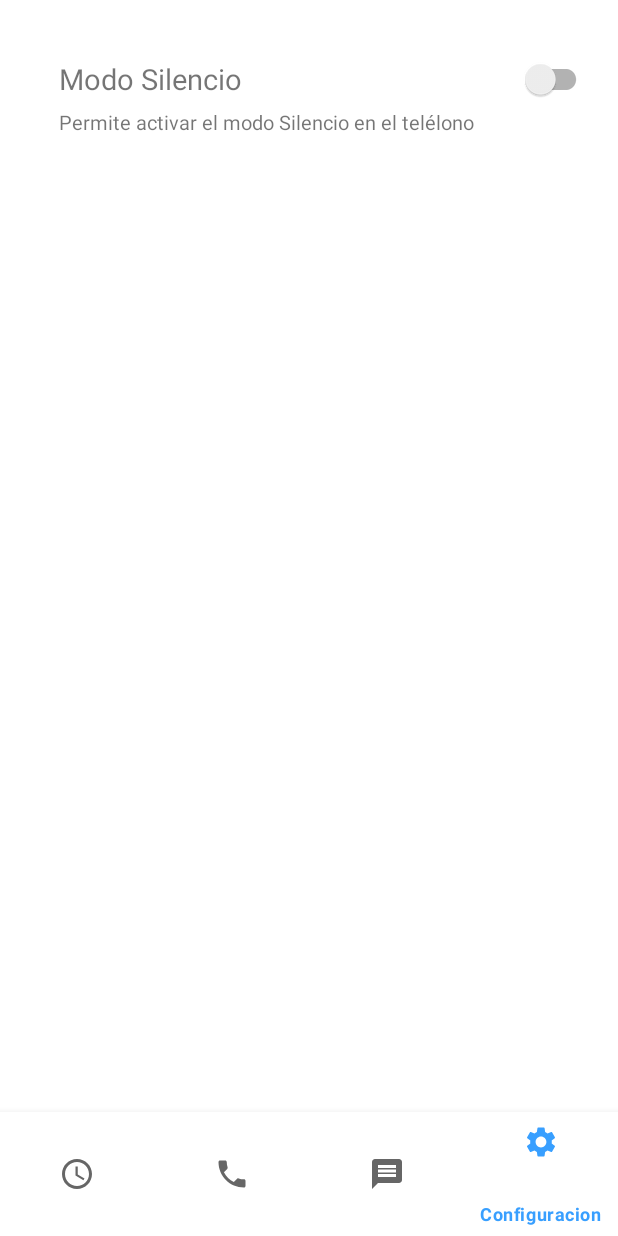
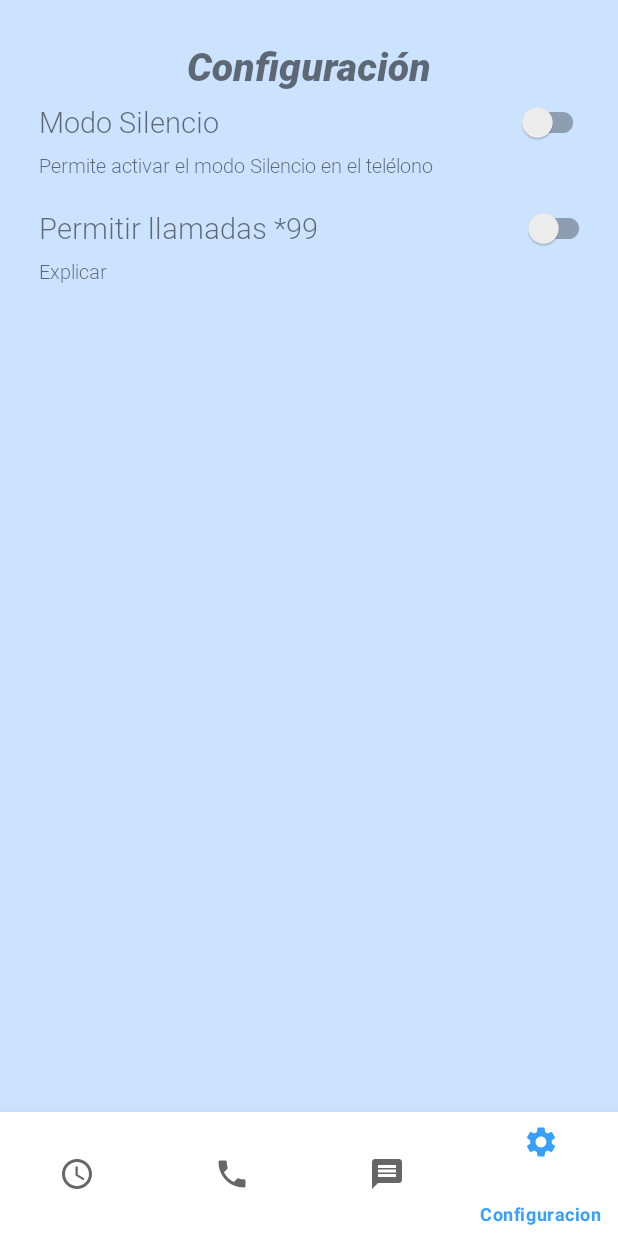
Before and after one commit to AndryCU/CallTimer, an Android app: the SettingsFragment screen opened through its navigation route, on a phone screen of 412 x 824 dp. Run offline under Robolectric (Android 15) with nearby library versions, the phone set to English and light mode, and no system bars; our stand-ins replace Dagger/Hilt's generated code, Room's generated code, navigation-ui, sdp/ssp sizes; 1 statement that could not run was skipped.

Commit message:
update UI

```diff
--- a/app/src/main/java/com/andrydev/calltimer/view/dialogs/DialogSMS.kt
+++ b/app/src/main/java/com/andrydev/calltimer/view/dialogs/DialogSMS.kt
@@ -58,7 +58,7 @@ class DialogSMS @Inject constructor(
             i.type= ContactsContract.CommonDataKinds.Phone.CONTENT_TYPE
             responseActivytiContact.launch(i)
         }
-        view.findViewById<ImageButton>(R.id.saveButtomDialog).setOnClickListener {
+        view.findViewById<TextView>(R.id.saveButtomDialog).setOnClickListener {
             val messagetext=view.findViewById<EditText>(R.id.editTextSMSDialog).text.toString()
             if (messagetext.isNotEmpty()) {
                 CoroutineScope(Dispatchers.IO).launch {
@@ -70,7 +70,7 @@ class DialogSMS @Inject constructor(
             }
         }
 
-        view.findViewById<ImageButton>(R.id.cancelButtonDialog).setOnClickListener {
+        view.findViewById<TextView>(R.id.cancelButtonDialog).setOnClickListener {
             dismiss()
         }
 
--- a/app/src/main/res/layout/fragment_settings.xml
+++ b/app/src/main/res/layout/fragment_settings.xml
@@ -3,6 +3,7 @@
     xmlns:tools="http://schemas.android.com/tools"
     android:layout_width="match_parent"
     android:layout_height="match_parent"
+    android:background="#cce3ff"
     xmlns:app="http://schemas.android.com/apk/res-auto"
     tools:context=".view.fragments.SettingsFragment">
 
@@ -11,21 +12,33 @@
         android:layout_height="match_parent">
 
         <TextView
+            android:fontFamily="@font/robotoblackitalic"
+            android:id="@+id/textView3"
+            android:layout_width="wrap_content"
+            android:layout_height="wrap_content"
+            android:layout_marginTop="@dimen/_20sdp"
+            android:text="Configuración"
+            android:textSize="@dimen/_20ssp"
+            app:layout_constraintEnd_toEndOf="parent"
+            app:layout_constraintStart_toStartOf="parent"
+            app:layout_constraintTop_toTopOf="parent" />
+
+        <TextView
+            android:fontFamily="@font/robotolight"
             android:id="@+id/textView2"
             android:layout_width="wrap_content"
             android:layout_height="wrap_content"
-            android:layout_margin="@dimen/_30sdp"
+            android:layout_marginTop="@dimen/_5sdp"
+            android:layout_marginStart="@dimen/_20sdp"
             android:text="Modo Silencio"
             android:textSize="@dimen/_15ssp"
             app:layout_constraintStart_toStartOf="parent"
-            app:layout_constraintTop_toTopOf="parent" />
+            app:layout_constraintTop_toBottomOf="@+id/textView3" />
 
         <androidx.appcompat.widget.SwitchCompat
             android:checked="false"
             android:id="@+id/spinnermode"
             android:focusable="false"
-            android:textOn="Activado"
-            android:textOff="Desactivado"
             app:layout_constraintEnd_toEndOf="parent"
             app:layout_constraintHorizontal_bias="0.9"
             android:layout_width="wrap_content"
@@ -36,13 +49,47 @@
             app:layout_constraintTop_toTopOf="@+id/textView2" />
 
         <TextView
-            android:layout_marginTop="@dimen/_5sdp"
-            android:textSize="@dimen/_10ssp"
+            android:fontFamily="@font/robotolight"
+            android:id="@+id/textView4"
             android:layout_width="wrap_content"
             android:layout_height="wrap_content"
+            android:layout_marginTop="@dimen/_5sdp"
             android:text="Permite activar el modo Silencio en el telélono"
+            android:textSize="@dimen/_10ssp"
             app:layout_constraintStart_toStartOf="@+id/textView2"
             app:layout_constraintTop_toBottomOf="@+id/textView2" />
+
+        <TextView
+            android:fontFamily="@font/robotolight"
+            android:id="@+id/textView5"
+            android:layout_width="wrap_content"
+            android:layout_height="wrap_content"
+            android:layout_marginStart="@dimen/_20sdp"
+            android:layout_marginTop="@dimen/_15sdp"
+            android:text="Permitir llamadas *99"
+            android:textSize="@dimen/_15ssp"
+            app:layout_constraintStart_toStartOf="parent"
+            app:layout_constraintTop_toBottomOf="@+id/textView4" />
+
+        <TextView
+            android:fontFamily="@font/robotolight"
+            android:layout_marginTop="@dimen/_5sdp"
+            app:layout_constraintStart_toStartOf="parent"
+            android:layout_marginStart="@dimen/_20sdp"
+            android:layout_width="wrap_content"
+            android:layout_height="wrap_content"
+            android:text="Explicar"
+            android:textSize="@dimen/_10ssp"
+            app:layout_constraintTop_toBottomOf="@+id/textView5" />
+
+        <androidx.appcompat.widget.SwitchCompat
+            app:layout_constraintHorizontal_bias="0.9"
+            android:layout_width="wrap_content"
+            android:layout_height="wrap_content"
+            app:layout_constraintBottom_toBottomOf="@+id/textView5"
+            app:layout_constraintEnd_toEndOf="parent"
+            app:layout_constraintStart_toEndOf="@+id/textView5"
+            app:layout_constraintTop_toTopOf="@+id/textView5" />
 
     </androidx.constraintlayout.widget.ConstraintLayout>
 
--- a/app/src/main/res/layout/fragment_time.xml
+++ b/app/src/main/res/layout/fragment_time.xml
@@ -34,6 +34,7 @@
                 android:layout_height="wrap_content">
 
                 <TextView
+                    android:fontFamily="@font/robotolight"
                     android:id="@+id/textoInicio"
                     android:layout_width="wrap_content"
                     android:layout_height="wrap_content"
@@ -45,6 +46,7 @@
                     app:layout_constraintTop_toTopOf="parent" />
 
                 <TextView
+                    android:fontFamily="@font/robotolight"
                     android:id="@+id/textviewTimeStart"
                     android:layout_width="wrap_content"
                     android:layout_height="wrap_content"
@@ -65,6 +67,7 @@
                     app:layout_constraintTop_toTopOf="@+id/textviewTimeStart" />
 
                 <TextView
+                    android:fontFamily="@font/robotolight"
                     android:id="@+id/textviewAMPMStart"
                     android:layout_width="wrap_content"
                     android:layout_height="wrap_content"
@@ -85,6 +88,7 @@
                     app:layout_constraintTop_toBottomOf="@+id/layoutStart">
 
                     <TextView
+                        android:fontFamily="@font/robotolight"
                         android:id="@+id/textoFin"
                         android:layout_width="wrap_content"
                         android:layout_height="wrap_content"
@@ -96,6 +100,7 @@
                         app:layout_constraintTop_toTopOf="parent" />
 
                     <TextView
+                        android:fontFamily="@font/robotolight"
                         android:id="@+id/textviewTimeEnd"
                         android:layout_width="wrap_content"
                         android:layout_height="wrap_content"
@@ -107,6 +112,7 @@
                         app:layout_constraintTop_toBottomOf="@id/textoFin" />
 
                     <TextView
+                        android:fontFamily="@font/robotolight"
                         android:id="@+id/textviewAMPMEnd"
                         android:layout_width="wrap_content"
                         android:layout_height="wrap_content"
--- a/app/src/main/res/layout/item_message.xml
+++ b/app/src/main/res/layout/item_message.xml
@@ -21,6 +21,7 @@
         app:layout_constraintTop_toTopOf="parent" />
 
     <TextView
+        android:fontFamily="@font/robotolight"
         android:id="@+id/textviewContactNumber"
         android:textSize="@dimen/_8ssp"
         android:layout_width="wrap_content"
@@ -30,6 +31,7 @@
         app:layout_constraintStart_toEndOf="@+id/imageView"
         app:layout_constraintTop_toBottomOf="@+id/contact_text_item" />
     <TextView
+        android:fontFamily="@font/robotoregular"
         android:textStyle="bold"
         android:layout_marginStart="@dimen/_5sdp"
         android:id="@+id/contact_text_item"
@@ -41,6 +43,7 @@
         app:layout_constraintTop_toTopOf="parent" />
 
     <TextView
+        android:fontFamily="@font/robotolight"
         android:id="@+id/message_text_item"
         android:layout_width="0dp"
         app:layout_constraintWidth_percent="0.75"
--- a/app/src/main/res/layout/item_phones.xml
+++ b/app/src/main/res/layout/item_phones.xml
@@ -21,7 +21,7 @@
         app:layout_constraintTop_toTopOf="parent" />
 
     <TextView
-        android:textStyle="bold"
+        android:fontFamily="@font/robotoblackitalic"
         android:layout_marginStart="@dimen/_10sdp"
         android:id="@+id/contactName"
         android:layout_width="wrap_content"
@@ -32,6 +32,7 @@
         app:layout_constraintTop_toTopOf="parent" />
 
     <TextView
+        android:fontFamily="@font/robotoregular"
         android:layout_marginTop="@dimen/_5sdp"
         android:id="@+id/phoneNumber"
         android:layout_width="wrap_content"
```
Also changed, not shown: app/src/main/res/drawable/ic_baseline_person_add_alt_1_24.xml (added, +10 -0 lines), app/src/main/res/layout/dialog_sms_view.xml (+21 -18 lines), app/src/main/res/font/robotoblackitalic.ttf (added), app/src/main/res/font/robotolight.ttf (added), app/src/main/res/font/robotoregular.ttf (added).
